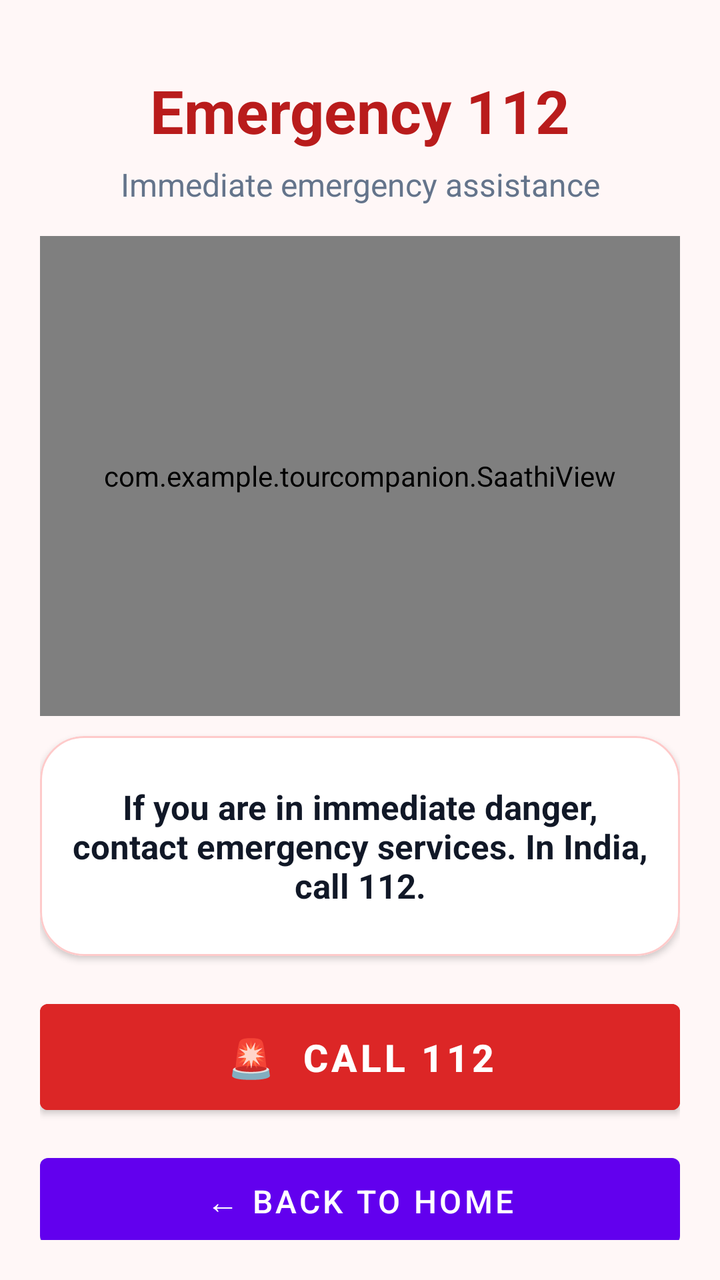
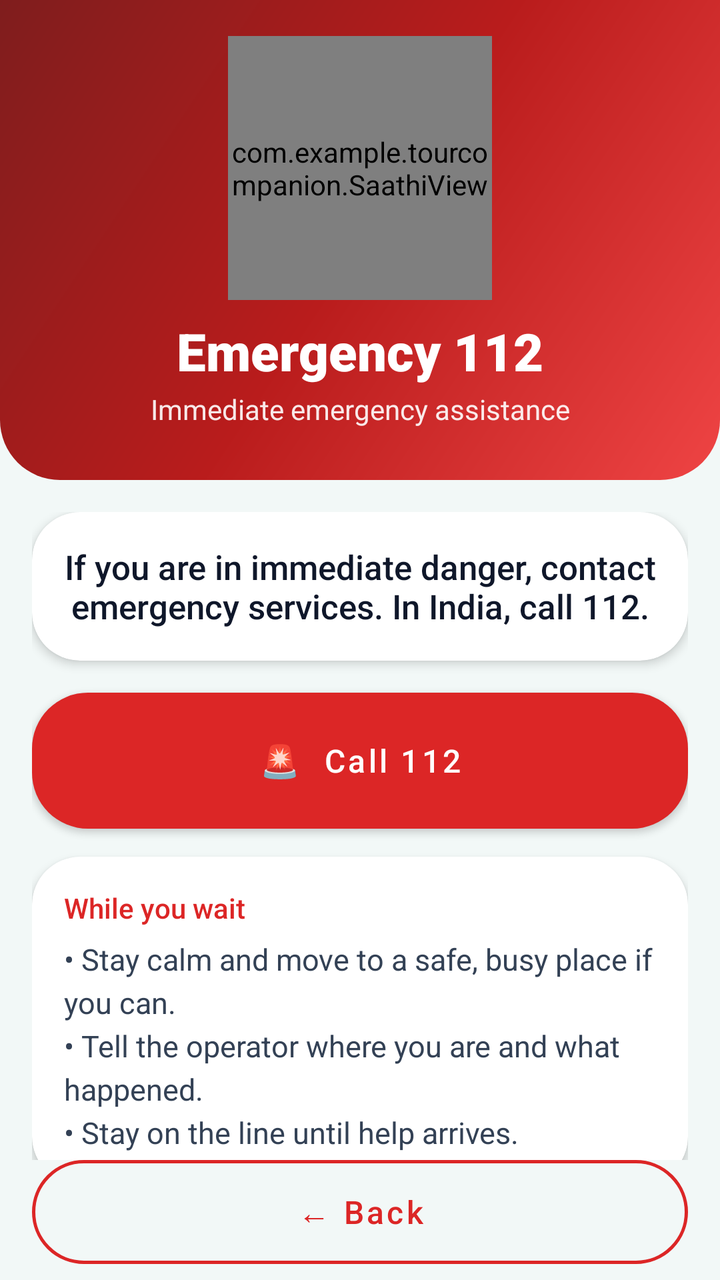

An Android layout rendered at two revisions. The XML below is the earlier revision; the diff shows what the commit changed to produce the second picture.
<!-- AndroidManifest.xml: application theme Theme.TourCompanion -->
<!-- res/layout/activity_emergency.xml -->
<?xml version="1.0" encoding="utf-8"?>
<LinearLayout
    xmlns:android="http://schemas.android.com/apk/res/android"
    xmlns:app="http://schemas.android.com/apk/res-auto"
    android:layout_width="match_parent"
    android:layout_height="match_parent"
    android:orientation="vertical"
    android:padding="20dp"
    android:background="#FFF7F7">

    <TextView
        android:layout_width="match_parent"
        android:layout_height="wrap_content"
        android:text="Emergency 112"
        android:textColor="#B91C1C"
        android:textSize="30sp"
        android:textStyle="bold"
        android:gravity="center"
        android:layout_marginTop="15dp" />

    <TextView
        android:layout_width="match_parent"
        android:layout_height="wrap_content"
        android:text="Immediate emergency assistance"
        android:textColor="#64748B"
        android:textSize="16sp"
        android:gravity="center"
        android:layout_marginTop="6dp" />

    <com.example.tourcompanion.SaathiView
        android:id="@+id/saathiViewEmergency"
        android:layout_width="match_parent"
        android:layout_height="240dp"
        android:layout_marginTop="15dp" />

    <com.google.android.material.card.MaterialCardView
        android:layout_width="match_parent"
        android:layout_height="110dp"
        android:layout_marginTop="10dp"
        app:cardBackgroundColor="#FFFFFF"
        app:cardCornerRadius="22dp"
        app:cardElevation="2dp"
        app:strokeColor="#FECACA"
        app:strokeWidth="1dp">

        <TextView
            android:layout_width="match_parent"
            android:layout_height="match_parent"
            android:gravity="center"
            android:padding="15dp"
            android:text="If you are in immediate danger, contact emergency services. In India, call 112."
            android:textColor="#111827"
            android:textSize="17sp"
            android:textStyle="bold" />

    </com.google.android.material.card.MaterialCardView>

    <Button
        android:id="@+id/call112Button"
        android:layout_width="match_parent"
        android:layout_height="65dp"
        android:layout_marginTop="18dp"
        android:text="🚨  Call 112"
        android:textColor="#FFFFFF"
        android:textSize="19sp"
        android:textStyle="bold"
        android:backgroundTint="#DC2626" />

    <Button
        android:id="@+id/backEmergencyButton"
        android:layout_width="match_parent"
        android:layout_height="55dp"
        android:layout_marginTop="12dp"
        android:text="← Back to Home"
        android:textSize="16sp" />

    <TextView
        android:layout_width="match_parent"
        android:layout_height="wrap_content"
        android:layout_marginTop="12dp"
        android:gravity="center"
        android:text="Emergency assistance is provided through your phone's dialer."
        android:textColor="#64748B"
        android:textSize="12sp" />

</LinearLayout>
<!-- resources referenced by this layout -->
<resources>
  <style name="Theme.TourCompanion" parent="Theme.MaterialComponents.DayNight.DarkActionBar">
          
          <item name="colorPrimary">@color/purple_500</item>
          <item name="colorPrimaryVariant">@color/purple_700</item>
          <item name="colorOnPrimary">@color/white</item>
          
          <item name="colorSecondary">@color/teal_200</item>
          <item name="colorSecondaryVariant">@color/teal_700</item>
          <item name="colorOnSecondary">@color/black</item>
          
          <item name="android:statusBarColor">?attr/colorPrimaryVariant</item>
          
      </style>
  <color name="purple_500">#FF6200EE</color>
  <color name="purple_700">#FF3700B3</color>
  <color name="teal_200">#FF03DAC5</color>
  <color name="teal_700">#FF018786</color>
  <color name="black">#FF000000</color>
  <!-- unchanged entries left out for length: 1 -->
</resources>

<!-- the commit's change to res/layout/activity_emergency.xml (unified diff, before → after) -->
@@ -4,83 +4,160 @@
     xmlns:app="http://schemas.android.com/apk/res-auto"
     android:layout_width="match_parent"
     android:layout_height="match_parent"
-    android:orientation="vertical"
-    android:padding="20dp"
-    android:background="#FFF7F7">
+    android:background="@color/bg"
+    android:orientation="vertical">
 
-    <TextView
+    <LinearLayout
         android:layout_width="match_parent"
         android:layout_height="wrap_content"
-        android:text="Emergency 112"
-        android:textColor="#B91C1C"
-        android:textSize="30sp"
-        android:textStyle="bold"
-        android:gravity="center"
-        android:layout_marginTop="15dp" />
+        android:tag="header"
+        android:background="@drawable/bg_header_red"
+        android:gravity="center_horizontal"
+        android:orientation="vertical"
+        android:paddingStart="20dp"
+        android:paddingTop="18dp"
+        android:paddingEnd="20dp"
+        android:paddingBottom="26dp">
 
-    <TextView
-        android:layout_width="match_parent"
-        android:layout_height="wrap_content"
-        android:text="Immediate emergency assistance"
-        android:textColor="#64748B"
-        android:textSize="16sp"
-        android:gravity="center"
-        android:layout_marginTop="6dp" />
+        <FrameLayout
+            android:layout_width="132dp"
+            android:layout_height="132dp">
 
-    <com.example.tourcompanion.SaathiView
-        android:id="@+id/saathiViewEmergency"
-        android:layout_width="match_parent"
-        android:layout_height="240dp"
-        android:layout_marginTop="15dp" />
+            <View
+                android:layout_width="124dp"
+                android:layout_height="124dp"
+                android:layout_gravity="center"
+                android:background="@drawable/bg_circle_soft" />
 
-    <com.google.android.material.card.MaterialCardView
-        android:layout_width="match_parent"
-        android:layout_height="110dp"
-        android:layout_marginTop="10dp"
-        app:cardBackgroundColor="#FFFFFF"
-        app:cardCornerRadius="22dp"
-        app:cardElevation="2dp"
-        app:strokeColor="#FECACA"
-        app:strokeWidth="1dp">
+            <com.example.tourcompanion.SaathiView
+                android:id="@+id/saathiViewEmergency"
+                android:layout_width="match_parent"
+                android:layout_height="match_parent" />
+        </FrameLayout>
 
         <TextView
+            
+            style="@style/Text.Tour.Title"
             android:layout_width="match_parent"
-            android:layout_height="match_parent"
+            android:layout_height="wrap_content"
+            android:layout_marginTop="8dp"
+            android:text="Emergency 112" />
+
+        <TextView
+            
+            style="@style/Text.Tour.Subtitle"
+            android:layout_width="match_parent"
+            android:layout_height="wrap_content"
+            android:layout_marginTop="2dp"
+            android:text="Immediate emergency assistance" />
+    </LinearLayout>
+
+    <ScrollView
+        android:layout_width="match_parent"
+        android:layout_height="0dp"
+        android:layout_weight="1"
+        android:clipToPadding="false"
+        android:fillViewport="true"
+        android:scrollbars="none">
+
+        <LinearLayout
+            android:layout_width="match_parent"
+            android:layout_height="wrap_content"
+            android:orientation="vertical"
+            android:padding="16dp">
+
+        <com.google.android.material.card.MaterialCardView
+            android:layout_width="match_parent"
+            android:layout_height="wrap_content"
+            android:layout_marginTop="0dp"
+            app:cardBackgroundColor="@color/surface"
+            app:cardCornerRadius="24dp"
+            app:cardElevation="3dp"
+            app:strokeWidth="0dp">
+
+            <LinearLayout
+                android:layout_width="match_parent"
+                android:layout_height="wrap_content"
+                android:orientation="vertical"
+                android:padding="16dp">
+
+        <TextView
+            
+            android:layout_width="match_parent"
+            android:layout_height="wrap_content"
+            android:layout_marginTop="0dp"
+            android:text="If you are in immediate danger, contact emergency services. In India, call 112."
+            android:textColor="@color/text_primary"
+            android:textSize="17sp"
             android:gravity="center"
-            android:padding="15dp"
-            android:text="If you are in immediate danger, contact emergency services. In India, call 112."
-            android:textColor="#111827"
-            android:textSize="17sp"
-            android:textStyle="bold" />
+            android:fontFamily="sans-serif-medium" />
 
-    </com.google.android.material.card.MaterialCardView>
+            </LinearLayout>
+        </com.google.android.material.card.MaterialCardView>
+        <com.google.android.material.button.MaterialButton
+            android:id="@+id/call112Button"
+            style="@style/Widget.Tour.Button.Danger"
+            android:layout_width="match_parent"
+            android:layout_height="68dp"
+            android:layout_marginTop="16dp"
+            android:text="🚨  Call 112" />
+        <com.google.android.material.card.MaterialCardView
+            android:layout_width="match_parent"
+            android:layout_height="wrap_content"
+            android:layout_marginTop="14dp"
+            app:cardBackgroundColor="@color/surface"
+            app:cardCornerRadius="24dp"
+            app:cardElevation="3dp"
+            app:strokeWidth="0dp">
 
-    <Button
-        android:id="@+id/call112Button"
+            <LinearLayout
+                android:layout_width="match_parent"
+                android:layout_height="wrap_content"
+                android:orientation="vertical"
+                android:padding="16dp">
+
+        <TextView
+            
+            android:layout_width="match_parent"
+            android:layout_height="wrap_content"
+            android:layout_marginTop="0dp"
+            android:text="While you wait"
+            android:textColor="@color/danger"
+            android:textSize="14sp"
+            android:fontFamily="sans-serif-medium" />
+        <TextView
+            
+            android:layout_width="match_parent"
+            android:layout_height="wrap_content"
+            android:layout_marginTop="6dp"
+            android:text="• Stay calm and move to a safe, busy place if you can.\n• Tell the operator where you are and what happened.\n• Stay on the line until help arrives."
+            android:textColor="#334155"
+            android:textSize="15sp"
+            android:lineSpacingExtra="4dp" />
+
+            </LinearLayout>
+        </com.google.android.material.card.MaterialCardView>
+        <TextView
+            
+            android:layout_width="match_parent"
+            android:layout_height="wrap_content"
+            android:layout_marginTop="12dp"
+            android:text="This opens your phone's dialer with 112 filled in. You press call yourself."
+            android:textColor="@color/text_secondary"
+            android:textSize="12sp"
+            android:gravity="center" />
+
+        </LinearLayout>
+    </ScrollView>
+
+    <com.google.android.material.button.MaterialButton
+        android:id="@+id/backEmergencyButton"
+        style="@style/Widget.Tour.Button.DangerOutline"
         android:layout_width="match_parent"
-        android:layout_height="65dp"
-        android:layout_marginTop="18dp"
-        android:text="🚨  Call 112"
-        android:textColor="#FFFFFF"
-        android:textSize="19sp"
-        android:textStyle="bold"
-        android:backgroundTint="#DC2626" />
-
-    <Button
-        android:id="@+id/backEmergencyButton"
-        android:layout_width="match_parent"
-        android:layout_height="55dp"
-        android:layout_marginTop="12dp"
-        android:text="← Back to Home"
-        android:textSize="16sp" />
-
-    <TextView
-        android:layout_width="match_parent"
-        android:layout_height="wrap_content"
-        android:layout_marginTop="12dp"
-        android:gravity="center"
-        android:text="Emergency assistance is provided through your phone's dialer."
-        android:textColor="#64748B"
-        android:textSize="12sp" />
+        android:layout_height="52dp"
+        android:layout_marginStart="16dp"
+        android:layout_marginEnd="16dp"
+        android:layout_marginBottom="8dp"
+        android:text="← Back" />
 
 </LinearLayout>
<!-- resource entries referenced after the edit -->
@@ -1,23 +1,81 @@
 <!-- resources referenced by this layout -->
 <resources>
-  <style name="Theme.TourCompanion" parent="Theme.MaterialComponents.DayNight.DarkActionBar">
-          
-          <item name="colorPrimary">@color/purple_500</item>
-          <item name="colorPrimaryVariant">@color/purple_700</item>
+  <color name="bg">#F2F8F7</color>
+  <color name="danger">#DC2626</color>
+  <color name="surface">#FFFFFF</color>
+  <color name="text_primary">#0F172A</color>
+  <color name="text_secondary">#64748B</color>
+  <!-- drawable bg_circle_soft (drawable) -->
+  <?xml version="1.0" encoding="utf-8"?>
+  <shape xmlns:android="http://schemas.android.com/apk/res/android" android:shape="oval">
+      <solid android:color="#26FFFFFF" />
+      <stroke android:width="2dp" android:color="#40FFFFFF" />
+  </shape>
+  <!-- drawable bg_header_red (drawable) -->
+  <?xml version="1.0" encoding="utf-8"?>
+  <shape xmlns:android="http://schemas.android.com/apk/res/android" android:shape="rectangle">
+      <gradient android:type="linear" android:angle="315" android:startColor="#7F1D1D" android:centerColor="#B91C1C" android:endColor="#EF4444" />
+      <corners android:bottomLeftRadius="30dp" android:bottomRightRadius="30dp" />
+  </shape>
+  <style name="Text.Tour.Subtitle" parent="">
+          <item name="android:textColor">#E6FFFFFF</item>
+          <item name="android:textSize">14sp</item>
+          <item name="android:gravity">center</item>
+      </style>
+  <style name="Text.Tour.Title" parent="">
+          <item name="android:textColor">@color/white</item>
+          <item name="android:textSize">26sp</item>
+          <item name="android:fontFamily">sans-serif-black</item>
+          <item name="android:gravity">center</item>
+      </style>
+  <style name="Widget.Tour.Button.Danger" parent="Widget.Tour.Button.Primary">
+          <item name="backgroundTint">@color/danger</item>
+      </style>
+  <style name="Widget.Tour.Button.DangerOutline" parent="Widget.Tour.Button.Secondary">
+          <item name="strokeColor">@color/danger</item>
+          <item name="android:textColor">@color/danger</item>
+      </style>
+  <style name="Theme.TourCompanion" parent="Theme.MaterialComponents.Light.NoActionBar">
+          <item name="colorPrimary">@color/primary</item>
+          <item name="colorPrimaryVariant">@color/primary_dark</item>
           <item name="colorOnPrimary">@color/white</item>
-          
-          <item name="colorSecondary">@color/teal_200</item>
-          <item name="colorSecondaryVariant">@color/teal_700</item>
-          <item name="colorOnSecondary">@color/black</item>
-          
-          <item name="android:statusBarColor">?attr/colorPrimaryVariant</item>
-          
+          <item name="colorSecondary">@color/accent</item>
+          <item name="colorSecondaryVariant">@color/accent</item>
+          <item name="colorOnSecondary">@color/text_primary</item>
+          <item name="android:colorBackground">@color/bg</item>
+          <item name="android:windowBackground">@color/bg</item>
+          <item name="android:statusBarColor">@color/primary_dark</item>
+          <item name="android:textColorPrimary">@color/text_primary</item>
+          <item name="android:textColorSecondary">@color/text_secondary</item>
+          <item name="materialButtonStyle">@style/Widget.Tour.Button.Primary</item>
       </style>
-  <color name="purple_500">#FF6200EE</color>
-  <color name="purple_700">#FF3700B3</color>
-  <color name="teal_200">#FF03DAC5</color>
-  <color name="teal_700">#FF018786</color>
-  <color name="black">#FF000000</color>
+  <style name="Widget.Tour.Button.Primary" parent="Widget.MaterialComponents.Button">
+          <item name="backgroundTint">@color/primary</item>
+          <item name="android:textColor">@color/white</item>
+          <item name="cornerRadius">28dp</item>
+          <item name="android:textAllCaps">false</item>
+          <item name="android:textSize">16sp</item>
+          <item name="android:fontFamily">sans-serif-medium</item>
+          <item name="android:minHeight">54dp</item>
+          <item name="android:insetTop">0dp</item>
+          <item name="android:insetBottom">0dp</item>
+          <item name="rippleColor">#33FFFFFF</item>
+      </style>
+  <style name="Widget.Tour.Button.Secondary" parent="Widget.MaterialComponents.Button.OutlinedButton">
+          <item name="strokeColor">@color/primary</item>
+          <item name="strokeWidth">1.5dp</item>
+          <item name="android:textColor">@color/primary</item>
+          <item name="cornerRadius">28dp</item>
+          <item name="android:textAllCaps">false</item>
+          <item name="android:textSize">16sp</item>
+          <item name="android:fontFamily">sans-serif-medium</item>
+          <item name="android:minHeight">52dp</item>
+          <item name="android:insetTop">0dp</item>
+          <item name="android:insetBottom">0dp</item>
+      </style>
+  <color name="primary">#0F766E</color>
+  <color name="primary_dark">#0B5D56</color>
+  <color name="accent">#F59E0B</color>
   <!-- unchanged entries left out for length: 1 -->
 </resources>
 
